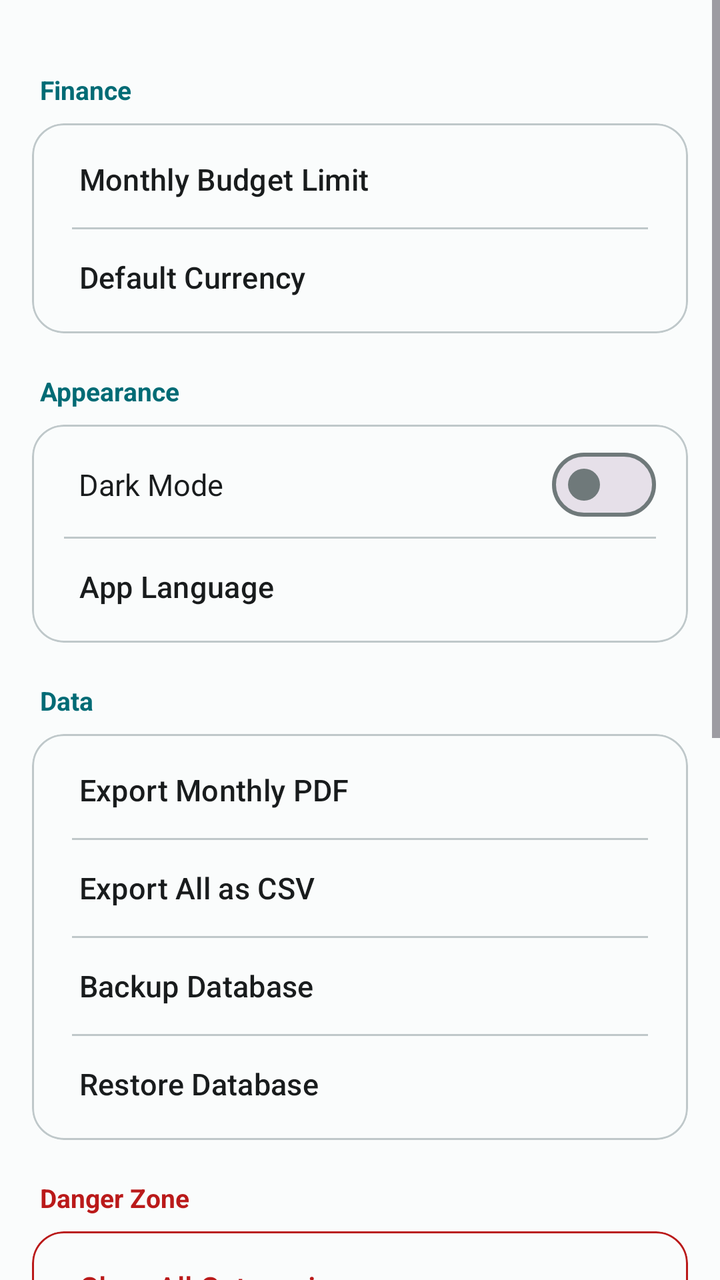
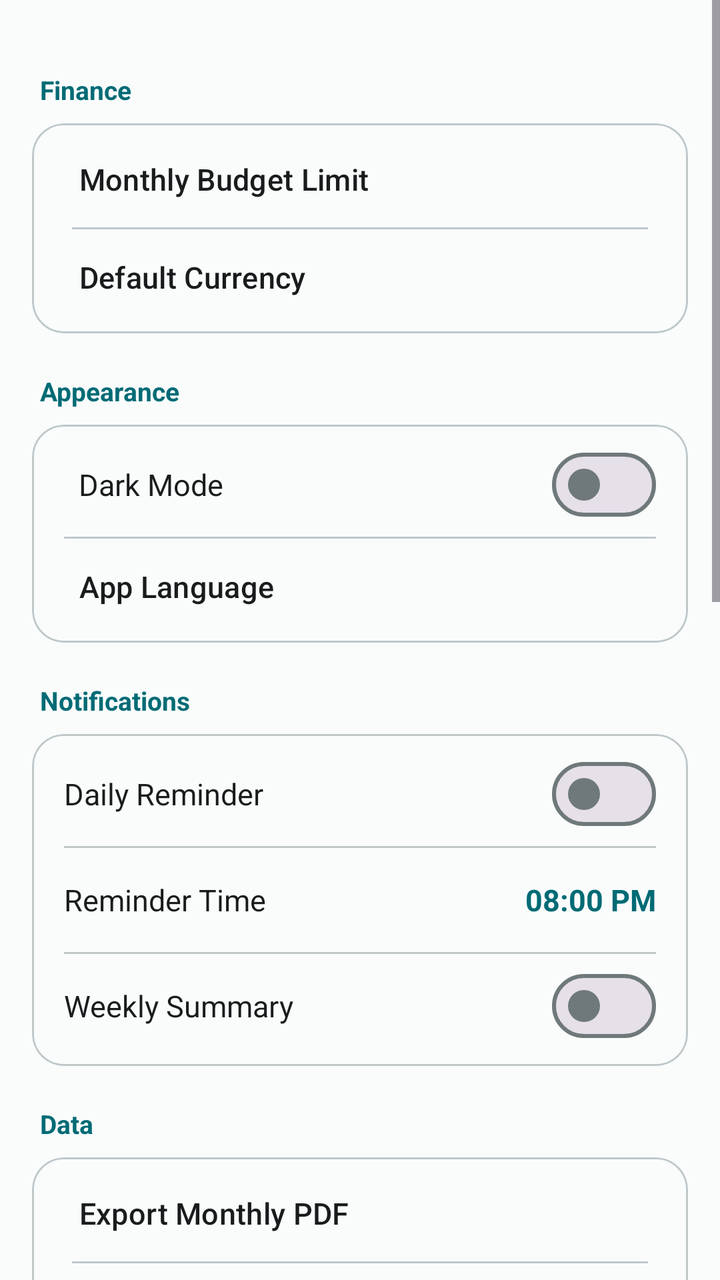

An Android layout rendered at two revisions. The XML below is the earlier revision; the diff shows what the commit changed to produce the second picture.
<!-- AndroidManifest.xml: application theme Theme.SpendWise -->
<!-- res/layout/fragment_settings.xml -->
<?xml version="1.0" encoding="utf-8"?>
<ScrollView xmlns:android="http://schemas.android.com/apk/res/android"
    xmlns:app="http://schemas.android.com/apk/res-auto" android:layout_width="match_parent" android:layout_height="match_parent" android:background="?android:colorBackground" android:paddingBottom="100dp" android:clipToPadding="false">

    <LinearLayout android:layout_width="match_parent" android:layout_height="wrap_content" android:orientation="vertical" android:padding="16dp">

        <TextView android:layout_width="wrap_content" android:layout_height="wrap_content" android:text="Finance" android:textColor="?attr/colorPrimary" android:textSize="13sp" android:textStyle="bold" android:layout_marginTop="20dp" android:layout_marginBottom="8dp" android:layout_marginStart="4dp"/>

        <com.google.android.material.card.MaterialCardView android:layout_width="match_parent" android:layout_height="wrap_content" app:cardCornerRadius="16dp" app:cardElevation="0dp" app:strokeWidth="1dp" app:strokeColor="?attr/colorOutlineVariant" app:cardBackgroundColor="?attr/colorSurface">

            <LinearLayout android:layout_width="match_parent" android:layout_height="wrap_content" android:orientation="vertical" android:padding="4dp">

                <com.google.android.material.button.MaterialButton android:id="@+id/btn_budget" style="@style/Widget.Material3.Button.TextButton" android:layout_width="match_parent" android:layout_height="wrap_content" android:gravity="start|center_vertical" android:text="  Monthly Budget Limit" android:textColor="?attr/colorOnSurface" android:textSize="15sp"/>

                <View android:layout_width="match_parent" android:layout_height="1dp" android:background="?attr/colorOutlineVariant" android:layout_marginHorizontal="16dp"/>

                <com.google.android.material.button.MaterialButton android:id="@+id/btn_currency" style="@style/Widget.Material3.Button.TextButton" android:layout_width="match_parent" android:layout_height="wrap_content" android:gravity="start|center_vertical" android:text="  Default Currency" android:textColor="?attr/colorOnSurface" android:textSize="15sp"/>

            </LinearLayout>
        </com.google.android.material.card.MaterialCardView>

        <TextView android:layout_width="wrap_content" android:layout_height="wrap_content" android:text="Appearance" android:textColor="?attr/colorPrimary" android:textSize="13sp" android:textStyle="bold" android:layout_marginTop="20dp" android:layout_marginBottom="8dp" android:layout_marginStart="4dp"/>

        <com.google.android.material.card.MaterialCardView android:layout_width="match_parent" android:layout_height="wrap_content" app:cardCornerRadius="16dp" app:cardElevation="0dp" app:strokeWidth="1dp" app:strokeColor="?attr/colorOutlineVariant" app:cardBackgroundColor="?attr/colorSurface">

            <LinearLayout android:layout_width="match_parent" android:layout_height="wrap_content" android:orientation="vertical" android:paddingVertical="4dp" android:paddingHorizontal="16dp">

                <LinearLayout android:layout_width="match_parent" android:layout_height="52dp" android:gravity="center_vertical" android:orientation="horizontal">

                    <TextView android:layout_width="0dp" android:layout_height="wrap_content" android:layout_weight="1" android:text="  Dark Mode" android:textColor="?attr/colorOnSurface" android:textSize="15sp"/>

                    <com.google.android.material.materialswitch.MaterialSwitch android:id="@+id/switch_dark_mode" android:layout_width="wrap_content" android:layout_height="wrap_content"/>
                </LinearLayout>

                <View android:layout_width="match_parent" android:layout_height="1dp" android:background="?attr/colorOutlineVariant"/>

                <com.google.android.material.button.MaterialButton android:id="@+id/btn_language" style="@style/Widget.Material3.Button.TextButton" android:layout_width="match_parent" android:layout_height="wrap_content" android:gravity="start|center_vertical" android:text="  App Language" android:textColor="?attr/colorOnSurface" android:textSize="15sp" android:paddingStart="0dp"/>

            </LinearLayout>
        </com.google.android.material.card.MaterialCardView>


        <TextView android:layout_width="wrap_content" android:layout_height="wrap_content" android:text="Data" android:textColor="?attr/colorPrimary" android:textSize="13sp" android:textStyle="bold" android:layout_marginTop="20dp" android:layout_marginBottom="8dp" android:layout_marginStart="4dp"/>

        <com.google.android.material.card.MaterialCardView android:layout_width="match_parent" android:layout_height="wrap_content" app:cardCornerRadius="16dp" app:cardElevation="0dp" app:strokeWidth="1dp" app:strokeColor="?attr/colorOutlineVariant" app:cardBackgroundColor="?attr/colorSurface">

            <LinearLayout android:layout_width="match_parent" android:layout_height="wrap_content" android:orientation="vertical" android:padding="4dp">

                <com.google.android.material.button.MaterialButton android:id="@+id/btn_export_pdf" style="@style/Widget.Material3.Button.TextButton" android:layout_width="match_parent" android:layout_height="wrap_content" android:gravity="start|center_vertical" android:text="  Export Monthly PDF" android:textColor="?attr/colorOnSurface" android:textSize="15sp"/>

                <View android:layout_width="match_parent" android:layout_height="1dp" android:background="?attr/colorOutlineVariant" android:layout_marginHorizontal="16dp"/>

                <com.google.android.material.button.MaterialButton android:id="@+id/btn_export_csv" style="@style/Widget.Material3.Button.TextButton" android:layout_width="match_parent" android:layout_height="wrap_content" android:gravity="start|center_vertical" android:text="  Export All as CSV" android:textColor="?attr/colorOnSurface" android:textSize="15sp"/>

                <View android:layout_width="match_parent" android:layout_height="1dp" android:background="?attr/colorOutlineVariant" android:layout_marginHorizontal="16dp"/>

                <com.google.android.material.button.MaterialButton android:id="@+id/btn_backup" style="@style/Widget.Material3.Button.TextButton" android:layout_width="match_parent" android:layout_height="wrap_content" android:gravity="start|center_vertical" android:text="  Backup Database" android:textColor="?attr/colorOnSurface" android:textSize="15sp"/>

                <View android:layout_width="match_parent" android:layout_height="1dp" android:background="?attr/colorOutlineVariant" android:layout_marginHorizontal="16dp"/>

                <com.google.android.material.button.MaterialButton android:id="@+id/btn_restore" style="@style/Widget.Material3.Button.TextButton" android:layout_width="match_parent" android:layout_height="wrap_content" android:gravity="start|center_vertical" android:text="  Restore Database" android:textColor="?attr/colorOnSurface" android:textSize="15sp"/>

            </LinearLayout>
        </com.google.android.material.card.MaterialCardView>

        <TextView android:layout_width="wrap_content" android:layout_height="wrap_content" android:text="Danger Zone" android:textColor="?attr/colorError" android:textSize="13sp" android:textStyle="bold" android:layout_marginTop="20dp" android:layout_marginBottom="8dp" android:layout_marginStart="4dp"/>

        <com.google.android.material.card.MaterialCardView android:layout_width="match_parent" android:layout_height="wrap_content" app:cardCornerRadius="16dp" app:cardElevation="0dp" app:strokeWidth="1dp" app:strokeColor="?attr/colorError" app:cardBackgroundColor="?attr/colorSurface">

            <LinearLayout android:layout_width="match_parent" android:layout_height="wrap_content" android:orientation="vertical" android:padding="4dp">

                <com.google.android.material.button.MaterialButton android:id="@+id/btn_clear_categories" style="@style/Widget.Material3.Button.TextButton" android:layout_width="match_parent" android:layout_height="wrap_content" android:gravity="start|center_vertical" android:text="  Clear All Categories" android:textColor="?attr/colorError" android:textSize="15sp"/>

                <View android:layout_width="match_parent" android:layout_height="1dp" android:background="?attr/colorOutlineVariant" android:layout_marginHorizontal="16dp"/>

                <com.google.android.material.button.MaterialButton android:id="@+id/btn_clear_data" style="@style/Widget.Material3.Button.TextButton" android:layout_width="match_parent" android:layout_height="wrap_content" android:gravity="start|center_vertical" android:text="  Clear All Expenses" android:textColor="?attr/colorError" android:textSize="15sp"/>

            </LinearLayout>
        </com.google.android.material.card.MaterialCardView>

        <TextView android:layout_width="wrap_content" android:layout_height="wrap_content" android:text="Info" android:textColor="?attr/colorPrimary" android:textSize="13sp" android:textStyle="bold" android:layout_marginTop="20dp" android:layout_marginBottom="8dp" android:layout_marginStart="4dp"/>

        <com.google.android.material.card.MaterialCardView android:layout_width="match_parent" android:layout_height="wrap_content" app:cardCornerRadius="16dp" app:cardElevation="0dp" app:strokeWidth="1dp" app:strokeColor="?attr/colorOutlineVariant" app:cardBackgroundColor="?attr/colorSurface">

            <LinearLayout android:layout_width="match_parent" android:layout_height="wrap_content" android:orientation="vertical" android:padding="4dp">

                <com.google.android.material.button.MaterialButton android:id="@+id/btn_about" style="@style/Widget.Material3.Button.TextButton" android:layout_width="match_parent" android:layout_height="wrap_content" android:gravity="start|center_vertical" android:text="  About" android:textColor="?attr/colorOnSurface" android:textSize="15sp"/>

                <View android:layout_width="match_parent" android:layout_height="1dp" android:background="?attr/colorOutlineVariant" android:layout_marginHorizontal="16dp"/>

                <com.google.android.material.button.MaterialButton android:id="@+id/btn_privacy" style="@style/Widget.Material3.Button.TextButton" android:layout_width="match_parent" android:layout_height="wrap_content" android:gravity="start|center_vertical" android:text="  Privacy Policy" android:textColor="?attr/colorOnSurface" android:textSize="15sp"/>

                <View android:layout_width="match_parent" android:layout_height="1dp" android:background="?attr/colorOutlineVariant" android:layout_marginHorizontal="16dp"/>

                <com.google.android.material.button.MaterialButton android:id="@+id/btn_rate" style="@style/Widget.Material3.Button.TextButton" android:layout_width="match_parent" android:layout_height="wrap_content" android:gravity="start|center_vertical" android:text="  Rate App" android:textColor="?attr/colorOnSurface" android:textSize="15sp"/>

            </LinearLayout>
        </com.google.android.material.card.MaterialCardView>

    </LinearLayout>
</ScrollView>
<!-- resources referenced by this layout -->
<resources>
  <style name="Theme.SpendWise" parent="Theme.Material3.Light.NoActionBar">
          <item name="colorPrimary">@color/primary</item>
          <item name="colorOnPrimary">@color/onPrimary</item>
          <item name="colorPrimaryContainer">@color/primaryContainer</item>
          <item name="colorOnPrimaryContainer">@color/onPrimaryContainer</item>
  
          <item name="colorSecondary">@color/secondary</item>
          <item name="colorOnSecondary">@color/onSecondary</item>
          <item name="colorSecondaryContainer">@color/secondaryContainer</item>
          <item name="colorOnSecondaryContainer">@color/onSecondaryContainer</item>
  
          <item name="colorTertiary">@color/tertiary</item>
          <item name="colorOnTertiary">@color/onTertiary</item>
          <item name="colorTertiaryContainer">@color/tertiaryContainer</item>
          <item name="colorOnTertiaryContainer">@color/onTertiaryContainer</item>
  
          <item name="android:colorBackground">@color/background</item>
          <item name="colorOnBackground">@color/onBackground</item>
          <item name="colorSurface">@color/surface</item>
          <item name="colorOnSurface">@color/onSurface</item>
          <item name="colorSurfaceVariant">@color/surfaceVariant</item>
          <item name="colorOnSurfaceVariant">@color/onSurfaceVariant</item>
          <item name="colorOutline">@color/outline</item>
          <item name="colorOutlineVariant">@color/outlineVariant</item>
  
          <item name="colorError">@color/error</item>
          <item name="colorOnError">@color/onError</item>
  
          <item name="android:statusBarColor">@android:color/transparent</item>
          <item name="android:windowLightStatusBar">true</item>
      </style>
  <color name="primary">#006B75</color>
  <color name="onPrimary">#FFFFFF</color>
  <color name="primaryContainer">#9BF0FB</color>
  <color name="onPrimaryContainer">#002023</color>
  <color name="secondary">#4A6267</color>
  <color name="onSecondary">#FFFFFF</color>
  <color name="secondaryContainer">#CDE7EC</color>
  <color name="onSecondaryContainer">#051F23</color>
  <color name="tertiary">#EF875B</color>
  <color name="onTertiary">#FFFFFF</color>
  <color name="tertiaryContainer">#FFDBCC</color>
  <color name="onTertiaryContainer">#351000</color>
  <color name="background">#FAFCFC</color>
  <color name="onBackground">#191C1D</color>
  <color name="surface">#FAFCFC</color>
  <color name="onSurface">#191C1D</color>
  <color name="surfaceVariant">#DBE4E6</color>
  <color name="onSurfaceVariant">#3F484A</color>
  <color name="outline">#6F797A</color>
  <color name="outlineVariant">#BFC8CA</color>
  <color name="error">#BA1A1A</color>
  <color name="onError">#FFFFFF</color>
</resources>

<!-- the commit's change to res/layout/fragment_settings.xml (unified diff, before → after) -->
@@ -35,6 +35,40 @@
                 <View android:layout_width="match_parent" android:layout_height="1dp" android:background="?attr/colorOutlineVariant"/>
 
                 <com.google.android.material.button.MaterialButton android:id="@+id/btn_language" style="@style/Widget.Material3.Button.TextButton" android:layout_width="match_parent" android:layout_height="wrap_content" android:gravity="start|center_vertical" android:text="  App Language" android:textColor="?attr/colorOnSurface" android:textSize="15sp" android:paddingStart="0dp"/>
+
+            </LinearLayout>
+        </com.google.android.material.card.MaterialCardView>
+
+        <TextView android:layout_width="wrap_content" android:layout_height="wrap_content" android:text="Notifications" android:textColor="?attr/colorPrimary" android:textSize="13sp" android:textStyle="bold" android:layout_marginTop="20dp" android:layout_marginBottom="8dp" android:layout_marginStart="4dp"/>
+
+        <com.google.android.material.card.MaterialCardView android:layout_width="match_parent" android:layout_height="wrap_content" app:cardCornerRadius="16dp" app:cardElevation="0dp" app:strokeWidth="1dp" app:strokeColor="?attr/colorOutlineVariant" app:cardBackgroundColor="?attr/colorSurface">
+
+            <LinearLayout android:layout_width="match_parent" android:layout_height="wrap_content" android:orientation="vertical" android:paddingVertical="4dp" android:paddingHorizontal="16dp">
+
+                <LinearLayout android:layout_width="match_parent" android:layout_height="52dp" android:gravity="center_vertical" android:orientation="horizontal">
+
+                    <TextView android:layout_width="0dp" android:layout_height="wrap_content" android:layout_weight="1" android:text="Daily Reminder" android:textColor="?attr/colorOnSurface" android:textSize="15sp"/>
+
+                    <com.google.android.material.materialswitch.MaterialSwitch android:id="@+id/switch_daily_reminder" android:layout_width="wrap_content" android:layout_height="wrap_content"/>
+                </LinearLayout>
+
+                <View android:layout_width="match_parent" android:layout_height="1dp" android:background="?attr/colorOutlineVariant"/>
+
+                <LinearLayout android:id="@+id/row_reminder_time" android:layout_width="match_parent" android:layout_height="52dp" android:gravity="center_vertical" android:orientation="horizontal" android:background="?attr/selectableItemBackground" android:clickable="true" android:focusable="true">
+
+                    <TextView android:layout_width="0dp" android:layout_height="wrap_content" android:layout_weight="1" android:text="Reminder Time" android:textColor="?attr/colorOnSurface" android:textSize="15sp"/>
+
+                    <TextView android:id="@+id/tv_reminder_time" android:layout_width="wrap_content" android:layout_height="wrap_content" android:text="08:00 PM" android:textColor="?attr/colorPrimary" android:textSize="15sp" android:textStyle="bold"/>
+                </LinearLayout>
+
+                <View android:layout_width="match_parent" android:layout_height="1dp" android:background="?attr/colorOutlineVariant"/>
+
+                <LinearLayout android:layout_width="match_parent" android:layout_height="52dp" android:gravity="center_vertical" android:orientation="horizontal">
+
+                    <TextView android:layout_width="0dp" android:layout_height="wrap_content" android:layout_weight="1" android:text="Weekly Summary" android:textColor="?attr/colorOnSurface" android:textSize="15sp"/>
+
+                    <com.google.android.material.materialswitch.MaterialSwitch android:id="@+id/switch_weekly_summary" android:layout_width="wrap_content" android:layout_height="wrap_content"/>
+                </LinearLayout>
 
             </LinearLayout>
         </com.google.android.material.card.MaterialCardView>
